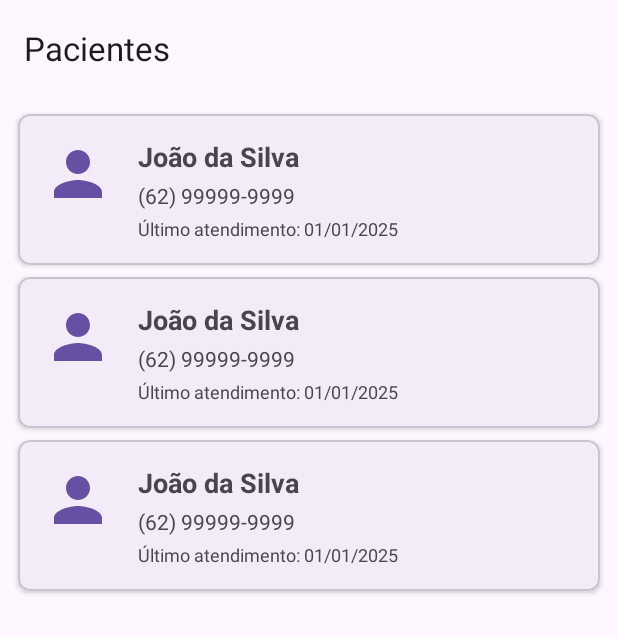
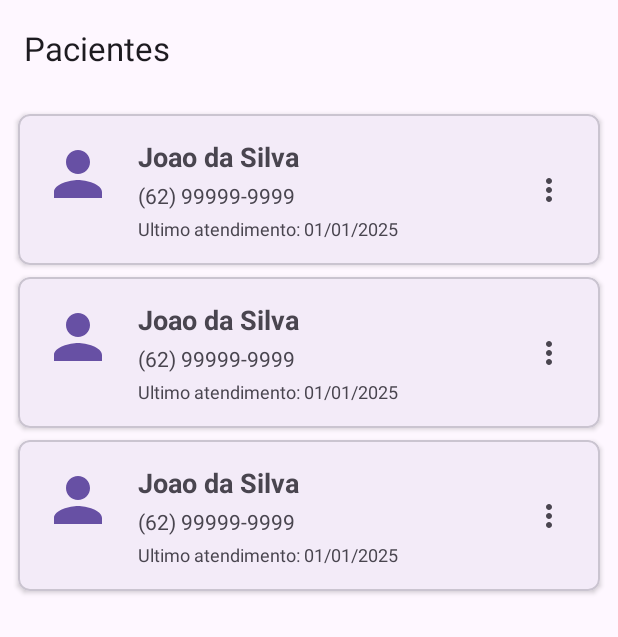
Before and after one commit to dlr-1337/NutriProntuario, an Android app: the layout fragment_patient_list.xml on its own in the app's theme, with its tools: preview values and no code run, on a phone screen of 412 x 824 dp. Shown: the top 637 px of the screen. Run offline under Robolectric (Android 15) with nearby library versions, the phone set to English and light mode, and no system bars.

```diff
--- a/app/src/main/java/com/example/nutriprontuario/ui/patients/list/PatientListViewModel.kt
+++ b/app/src/main/java/com/example/nutriprontuario/ui/patients/list/PatientListViewModel.kt
@@ -22,6 +22,10 @@ class PatientListViewModel(
 
     val loading = MutableLiveData(false)
     val error = MutableLiveData<String?>(null)
+
+    fun deletePatient(patientId: Long, onComplete: (Boolean, String?) -> Unit) {
+        repository.deletePatientCascade(patientId, onComplete)
+    }
 
     fun start(ownerUid: String) {
         if (listener != null) return
--- /dev/null
+++ b/app/src/main/res/drawable/ic_more_vert.xml
@@ -0,0 +1,10 @@
+<?xml version="1.0" encoding="utf-8"?>
+<vector xmlns:android="http://schemas.android.com/apk/res/android"
+    android:width="24dp"
+    android:height="24dp"
+    android:viewportWidth="24"
+    android:viewportHeight="24">
+    <path
+        android:fillColor="?attr/colorControlNormal"
+        android:pathData="M12,8c1.1,0 2,-0.9 2,-2s-0.9,-2 -2,-2 -2,0.9 -2,2 0.9,2 2,2zM12,10c-1.1,0 -2,0.9 -2,2s0.9,2 2,2 2,-0.9 2,-2 -0.9,-2 -2,-2zM12,16c-1.1,0 -2,0.9 -2,2s0.9,2 2,2 2,-0.9 2,-2 -0.9,-2 -2,-2z" />
+</vector>
--- a/app/src/main/res/layout/item_patient.xml
+++ b/app/src/main/res/layout/item_patient.xml
@@ -22,6 +22,18 @@
             app:layout_constraintStart_toStartOf="parent"
             app:layout_constraintTop_toTopOf="parent" />
 
+        <ImageButton
+            android:id="@+id/btn_more"
+            android:layout_width="36dp"
+            android:layout_height="36dp"
+            android:background="?attr/selectableItemBackgroundBorderless"
+            android:contentDescription="@string/more"
+            android:padding="8dp"
+            android:src="@drawable/ic_more_vert"
+            app:layout_constraintEnd_toEndOf="parent"
+            app:layout_constraintTop_toTopOf="parent"
+            app:layout_constraintBottom_toBottomOf="parent" />
+
         <TextView
             android:id="@+id/tv_name"
             android:layout_width="0dp"
@@ -29,10 +41,10 @@
             android:layout_marginStart="16dp"
             android:textSize="18sp"
             android:textStyle="bold"
-            app:layout_constraintEnd_toEndOf="parent"
+            app:layout_constraintEnd_toStartOf="@id/btn_more"
             app:layout_constraintStart_toEndOf="@id/iv_avatar"
             app:layout_constraintTop_toTopOf="@id/iv_avatar"
-            tools:text="João da Silva" />
+            tools:text="Joao da Silva" />
 
         <TextView
             android:id="@+id/tv_phone"
@@ -41,7 +53,7 @@
             android:layout_marginStart="16dp"
             android:layout_marginTop="4dp"
             android:textSize="14sp"
-            app:layout_constraintEnd_toEndOf="parent"
+            app:layout_constraintEnd_toStartOf="@id/btn_more"
             app:layout_constraintStart_toEndOf="@id/iv_avatar"
             app:layout_constraintTop_toBottomOf="@id/tv_name"
             tools:text="(62) 99999-9999" />
@@ -54,10 +66,10 @@
             android:layout_marginTop="4dp"
             android:textSize="12sp"
             android:textColor="?android:attr/textColorSecondary"
-            app:layout_constraintEnd_toEndOf="parent"
+            app:layout_constraintEnd_toStartOf="@id/btn_more"
             app:layout_constraintStart_toEndOf="@id/iv_avatar"
             app:layout_constraintTop_toBottomOf="@id/tv_phone"
-            tools:text="Último atendimento: 01/01/2025" />
+            tools:text="Ultimo atendimento: 01/01/2025" />
 
     </androidx.constraintlayout.widget.ConstraintLayout>
 
--- a/app/src/main/res/values/strings.xml
+++ b/app/src/main/res/values/strings.xml
@@ -105,6 +105,7 @@
     <string name="logout">Sair</string>
     <string name="logout_success">Sessao encerrada</string>
     <string name="account">Conta</string>
+    <string name="more">Mais</string>
 
     <!-- Common -->
     <string name="confirm">Confirmar</string>
```
Also changed, not shown: app/src/main/java/com/example/nutriprontuario/data/firebase/PatientRepository.kt (+61 -0 lines), app/src/main/java/com/example/nutriprontuario/ui/patients/list/PatientAdapter.kt (+28 -3 lines), app/src/main/java/com/example/nutriprontuario/ui/patients/list/PatientListFragment.kt (+32 -6 lines), app/src/main/res/drawable/ic_edit.xml (added, +10 -0 lines), app/src/main/res/menu/menu_patient_item.xml (added, +13 -0 lines).
